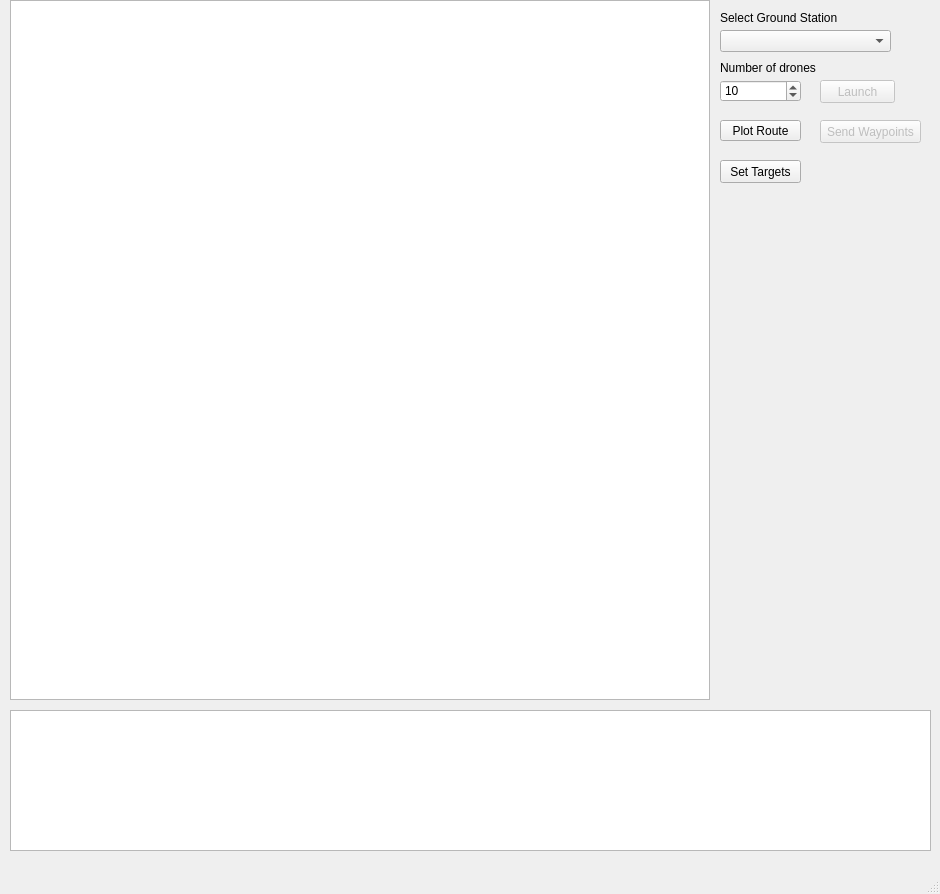
Qt form gui_pc/Qt_GUI/gui_frontend.ui (david-shmailov/Distributed_Drone_Project) before a commit.
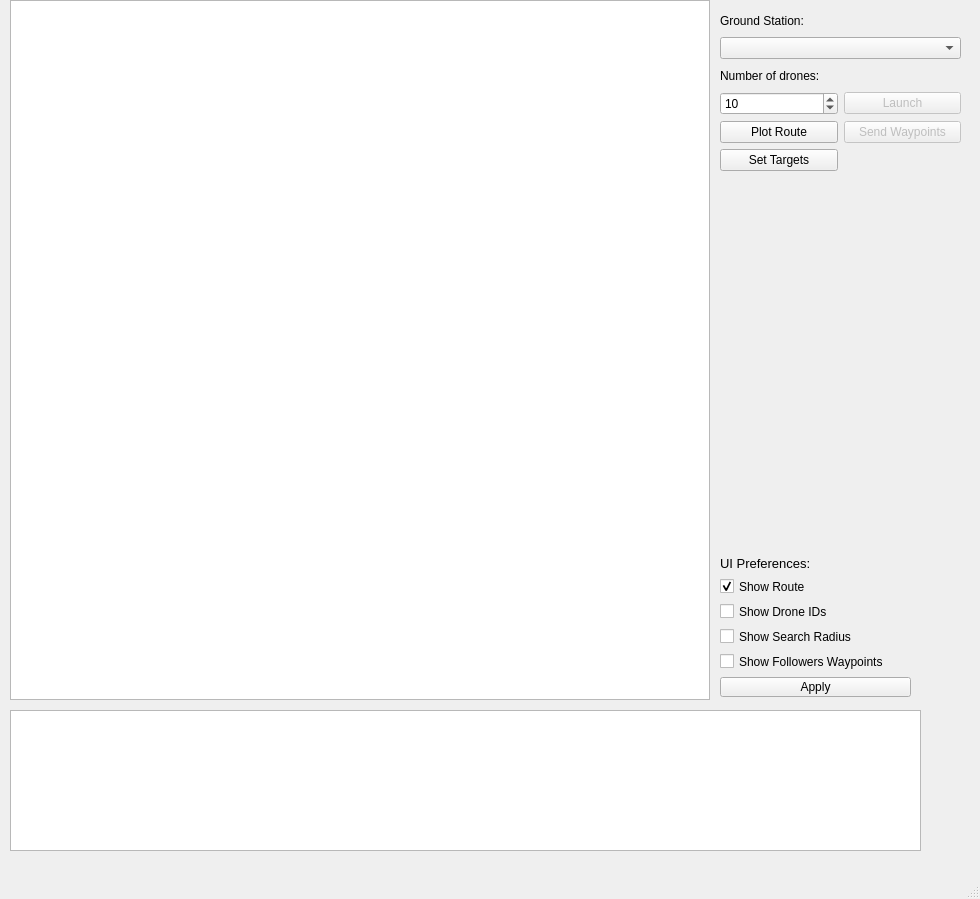
The same form after that commit. Custom widgets are drawn as their Qt base class.

Diff of the .ui file:
```diff
--- a/gui_pc/Qt_GUI/gui_frontend.ui
+++ b/gui_pc/Qt_GUI/gui_frontend.ui
@@ -6,8 +6,8 @@
    <rect>
     <x>0</x>
     <y>0</y>
-    <width>940</width>
-    <height>894</height>
+    <width>980</width>
+    <height>899</height>
    </rect>
   </property>
   <property name="windowTitle">
@@ -29,7 +29,7 @@
      <rect>
       <x>10</x>
       <y>710</y>
-      <width>921</width>
+      <width>911</width>
       <height>141</height>
      </rect>
     </property>
@@ -37,38 +37,90 @@
      <bool>true</bool>
     </property>
    </widget>
-   <widget class="QComboBox" name="gs_list_combo_box">
+   <widget class="QWidget" name="verticalLayoutWidget">
     <property name="geometry">
      <rect>
       <x>720</x>
-      <y>30</y>
-      <width>171</width>
-      <height>22</height>
+      <y>556</y>
+      <width>191</width>
+      <height>141</height>
      </rect>
     </property>
-   </widget>
-   <widget class="QLabel" name="label">
+    <layout class="QVBoxLayout" name="verticalLayout">
+     <item>
+      <widget class="QLabel" name="label_3">
+       <property name="font">
+        <font>
+         <pointsize>10</pointsize>
+        </font>
+       </property>
+       <property name="text">
+        <string>UI Preferences:</string>
+       </property>
+      </widget>
+     </item>
+     <item>
+      <widget class="QCheckBox" name="show_route_check">
+       <property name="text">
+        <string>Show Route</string>
+       </property>
+       <property name="checked">
+        <bool>true</bool>
+       </property>
+      </widget>
+     </item>
+     <item>
+      <widget class="QCheckBox" name="show_ids_check">
+       <property name="text">
+        <string>Show Drone IDs</string>
+       </property>
+      </widget>
+     </item>
+     <item>
+      <widget class="QCheckBox" name="show_search_check">
+       <property name="text">
+        <string>Show Search Radius</string>
+       </property>
+      </widget>
+     </item>
+     <item>
+      <widget class="QCheckBox" name="show_follow_wps_check">
+       <property name="text">
+        <string>Show Followers Waypoints</string>
+       </property>
+      </widget>
+     </item>
+     <item>
+      <widget class="QPushButton" name="apply_button">
+       <property name="text">
+        <string>Apply</string>
+       </property>
+      </widget>
+     </item>
+    </layout>
+   </widget>
+   <widget class="QWidget" name="gridLayoutWidget">
     <property name="geometry">
      <rect>
       <x>720</x>
       <y>10</y>
-      <width>121</width>
-      <height>16</height>
+      <width>241</width>
+      <height>161</height>
      </rect>
     </property>
+    <layout class="QGridLayout" name="gridLayout">
+     <item row="2" column="0" colspan="2">
+      <widget class="QComboBox" name="gs_list_combo_box"/>
+     </item>
+     <item row="3" column="0">
+      <widget class="QLabel" name="label_2">
     <property name="text">
-     <string>Select Ground Station</string>
-    </property>
-   </widget>
+        <string>Number of drones:</string>
+       </property>
+      </widget>
+     </item>
+     <item row="4" column="0">
    <widget class="QSpinBox" name="num_of_drones_box">
-    <property name="geometry">
-     <rect>
-      <x>720</x>
-      <y>80</y>
-      <width>81</width>
-      <height>22</height>
-     </rect>
-    </property>
     <property name="minimum">
      <number>1</number>
     </property>
@@ -79,60 +131,26 @@
      <number>10</number>
     </property>
    </widget>
-   <widget class="QLabel" name="label_2">
-    <property name="geometry">
-     <rect>
-      <x>720</x>
-      <y>60</y>
-      <width>111</width>
-      <height>16</height>
-     </rect>
-    </property>
+     </item>
+     <item row="1" column="0" colspan="2">
+      <widget class="QLabel" name="label">
     <property name="text">
-     <string>Number of drones</string>
-    </property>
-   </widget>
+        <string>Ground Station:</string>
+       </property>
+      </widget>
+     </item>
+     <item row="4" column="1">
    <widget class="QPushButton" name="launch_button">
     <property name="enabled">
      <bool>false</bool>
     </property>
-    <property name="geometry">
-     <rect>
-      <x>820</x>
-      <y>80</y>
-      <width>75</width>
-      <height>23</height>
-     </rect>
-    </property>
     <property name="text">
      <string>Launch</string>
     </property>
    </widget>
-   <widget class="QPushButton" name="set_waypoints_button">
-    <property name="enabled">
-     <bool>false</bool>
-    </property>
-    <property name="geometry">
-     <rect>
-      <x>820</x>
-      <y>120</y>
-      <width>101</width>
-      <height>23</height>
-     </rect>
-    </property>
-    <property name="text">
-     <string>Send Waypoints</string>
-    </property>
-   </widget>
+     </item>
+     <item row="5" column="0">
    <widget class="QPushButton" name="plot_button">
-    <property name="geometry">
-     <rect>
-      <x>720</x>
-      <y>120</y>
-      <width>81</width>
-      <height>21</height>
-     </rect>
-    </property>
     <property name="styleSheet">
      <string notr="true">
 </string>
@@ -144,15 +162,9 @@
      <bool>true</bool>
     </property>
    </widget>
+     </item>
+     <item row="6" column="0">
    <widget class="QPushButton" name="place_targets_button">
-    <property name="geometry">
-     <rect>
-      <x>720</x>
-      <y>160</y>
-      <width>81</width>
-      <height>23</height>
-     </rect>
-    </property>
     <property name="text">
      <string>Set Targets</string>
     </property>
@@ -160,6 +172,19 @@
      <bool>true</bool>
     </property>
    </widget>
+     </item>
+     <item row="5" column="1">
+      <widget class="QPushButton" name="set_waypoints_button">
+       <property name="enabled">
+        <bool>false</bool>
+       </property>
+       <property name="text">
+        <string>Send Waypoints</string>
+       </property>
+      </widget>
+     </item>
+    </layout>
+   </widget>
   </widget>
   <widget class="QMenuBar" name="menubar">
    <property name="geometry">
```
Left out of the diff: 7 changed lines with no effect on the pictures. Lines whose indentation alone changed are shown as unchanged.
